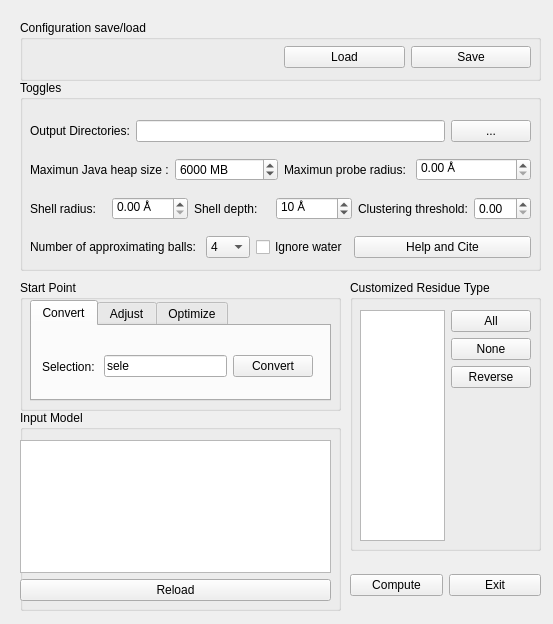
Qt form Caver4/ui/caver.ui (YaoYinYing/caver-pymol-plugin) before a commit.
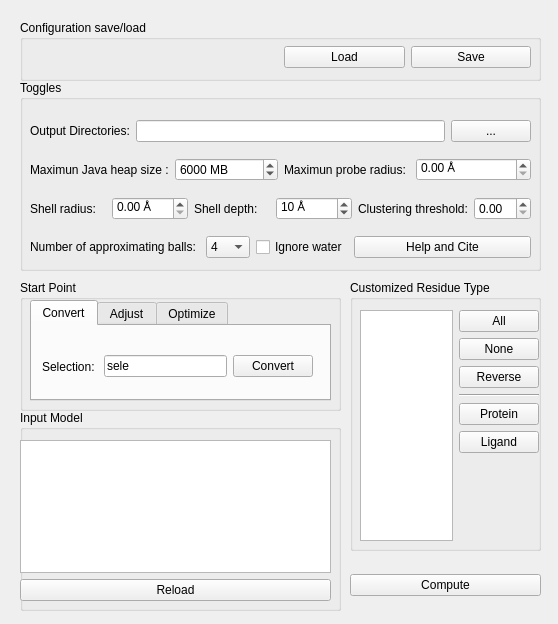
The same form after that commit.

Commit message:
Doc: main/UI change and UI improves (#8)
* doc: add docstrings to main ui changes

* save

* lint

Diff of the .ui file:
```diff
--- a/Caver4/ui/caver.ui
+++ b/Caver4/ui/caver.ui
@@ -6,10 +6,22 @@
    <rect>
     <x>0</x>
     <y>0</y>
-    <width>553</width>
+    <width>558</width>
     <height>624</height>
    </rect>
   </property>
+  <property name="minimumSize">
+   <size>
+    <width>558</width>
+    <height>624</height>
+   </size>
+  </property>
+  <property name="maximumSize">
+   <size>
+    <width>558</width>
+    <height>624</height>
+   </size>
+  </property>
   <property name="windowTitle">
    <string>Caver - PyQt</string>
   </property>
@@ -577,13 +589,6 @@
       </property>
      </widget>
     </item>
-    <item>
-     <widget class="QPushButton" name="pushButton_exit">
-      <property name="text">
-       <string>Exit</string>
-      </property>
-     </widget>
-    </item>
    </layout>
   </widget>
   <widget class="QGroupBox" name="groupBox_5">
@@ -603,7 +608,7 @@
      <rect>
       <x>10</x>
       <y>30</y>
-      <width>171</width>
+      <width>179</width>
       <height>231</height>
      </rect>
     </property>
@@ -636,6 +641,27 @@
            </property>
           </widget>
          </item>
+         <item>
+          <widget class="Line" name="line">
+           <property name="orientation">
+            <enum>Qt::Horizontal</enum>
+           </property>
+          </widget>
+         </item>
+         <item>
+          <widget class="QPushButton" name="pushButton_proteinResn">
+           <property name="text">
+            <string>Protein</string>
+           </property>
+          </widget>
+         </item>
+         <item>
+          <widget class="QPushButton" name="pushButton_ligandResn">
+           <property name="text">
+            <string>Ligand</string>
+           </property>
+          </widget>
+         </item>
         </layout>
        </item>
        <item>
```
The commit also changes 4 other files.
